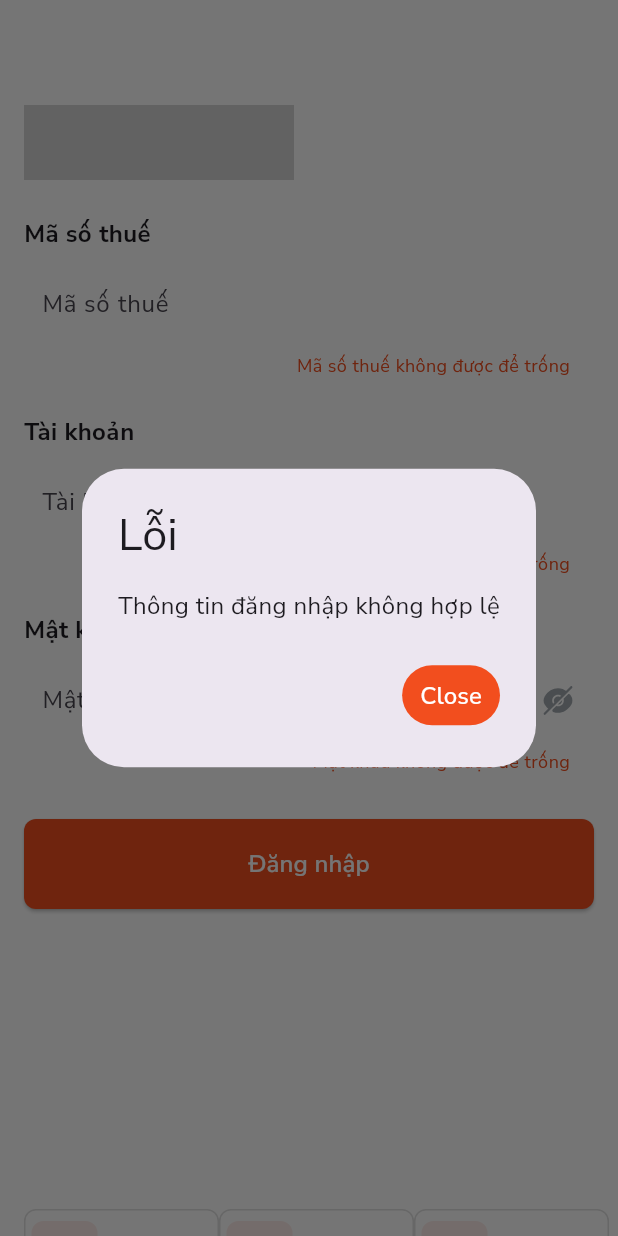
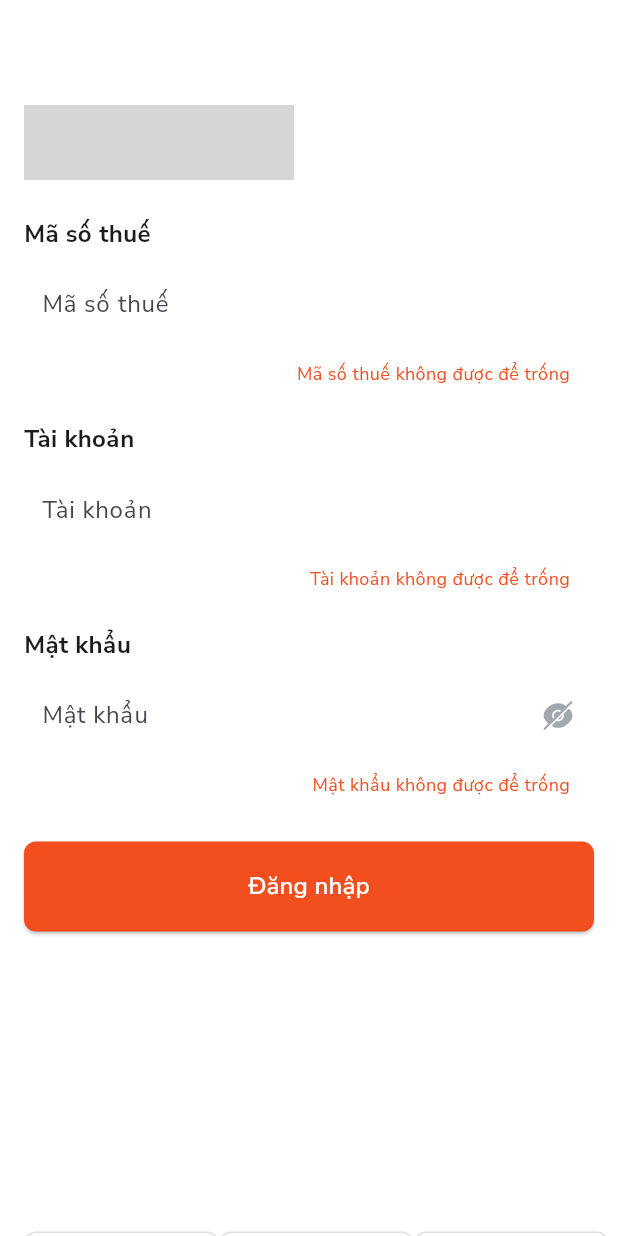
Before and after one commit to ThoThon/app_crud_getx, a Flutter app: the screen it shows after launch, after a tap on "Đăng nhập", on a phone screen of 412 x 824 dp. Run offline on Flutter 3.47's test engine with Material 3 defaults, Android fonts, the phone set to English and light mode, and no system bars; our stand-ins replace flutter_svg, google_fonts, hive, hive_flutter; accounts and stored records are empty; grey boxes are pictures that could not be loaded.

Commit message:
design by app_crud

```diff
--- a/lib/home/ui/home_screen.dart
+++ b/lib/home/ui/home_screen.dart
@@ -1,5 +1,6 @@
 import 'package:flutter/material.dart';
 
+import '../../login/controller/login_controller.dart';
 import '../../routes/app_routes.dart';
 
 class HomeScreen extends StatefulWidget {
@@ -10,19 +11,15 @@ class HomeScreen extends StatefulWidget {
 }
 
 class _HomeScreenState extends State<HomeScreen> {
+  final _controller = LoginController();
+
   @override
   Widget build(BuildContext context) {
     return Scaffold(
-      backgroundColor: Colors.white,
-      body: _buildBodyPage(context),
-    );
-  }
-
-  Widget _buildBodyPage(BuildContext context) {
-    return Container(
-      child: Center(
+      body: Center(
         child: ElevatedButton(
           onPressed: () {
+            _controller.logout();
             Navigator.pushNamedAndRemoveUntil(
               context,
               Routes.login,
--- a/lib/login/controller/login_controller.dart
+++ b/lib/login/controller/login_controller.dart
@@ -1,14 +1,42 @@
 import 'package:flutter/material.dart';
+
+import '../../models/login/login_info.dart';
+import '../../models/login/login_storage.dart';
 
 class LoginController {
   final TextEditingController taxController = TextEditingController();
   final TextEditingController usernameController = TextEditingController();
   final TextEditingController passwordController = TextEditingController();
 
-  bool checkLogin() {
-    return taxController.text.trim() == "1111111111" &&
-        usernameController.text.trim() == "demo" &&
-        passwordController.text.trim() == "123456";
+  void loadSavedLogin() {
+    final stored = LoginStorage.getLoginInfo();
+    if (stored != null) {
+      taxController.text = stored.taxCode;
+      usernameController.text = stored.username;
+      passwordController.text = stored.password;
+    }
+  }
+
+  Future<bool> login() async {
+    final tax = taxController.text.trim();
+    final user = usernameController.text.trim();
+    final pass = passwordController.text.trim();
+
+    if (tax == "1111111111" && user == "demo" && pass == "123456") {
+      final info = LoginInfo(
+        username: user,
+        password: pass,
+        taxCode: tax,
+      );
+      await LoginStorage.saveLoginInfo(info);
+
+      return true;
+    }
+    return false;
+  }
+
+  Future<void> logout() async {
+    await LoginStorage.clearLoginInfo();
   }
 
   void dispose() {
--- a/lib/login/ui/login_screen.dart
+++ b/lib/login/ui/login_screen.dart
@@ -19,14 +19,22 @@ class _LoginScreenState extends State<LoginScreen> {
   final _formKey = GlobalKey<FormState>();
 
   @override
+  initState() {
+    super.initState();
+    controller.loadSavedLogin();
+  }
+
+  @override
   void dispose() {
     controller.dispose();
     super.dispose();
   }
 
-  void _onLoginPressed() {
+  void _onLoginPressed() async {
     if (_formKey.currentState?.validate() ?? false) {
-      if (controller.checkLogin()) {
+      final success = await controller.login();
+      if (!mounted) return;
+      if (success) {
         Navigator.pushNamedAndRemoveUntil(
             context, Routes.home, (route) => false);
       } else {
--- a/lib/login/ui/widgets/input_field.dart
+++ b/lib/login/ui/widgets/input_field.dart
@@ -27,106 +27,105 @@ class InputField extends StatefulWidget {
 }
 
 class _InputFieldState extends State<InputField> {
-  bool showSuffix = true;
-  String inputText = '';
-  String? errorMessage;
+  bool _obscure = true;
+  String _inputText = '';
+  String? _errorMessage;
 
   @override
   Widget build(BuildContext context) {
-    return Container(
+    return Padding(
       padding: const EdgeInsets.symmetric(horizontal: 16),
       child: Column(
         crossAxisAlignment: CrossAxisAlignment.start,
         children: [
-          // Label
           Text(
             widget.label,
             style: const TextStyle(fontSize: 16, fontWeight: FontWeight.bold),
           ),
           const SizedBox(height: 8),
-
           TextFormField(
             controller: widget.controller,
-            obscureText: widget.showPassword ? showSuffix : false,
+            obscureText: widget.showPassword ? _obscure : false,
             obscuringCharacter: '*',
             cursorColor: const Color(0xFFf24e1e),
-            keyboardType:
-                widget.inputFormatter != null ? TextInputType.number : null,
+            keyboardType: widget.inputFormatter != null
+                ? TextInputType.number
+                : TextInputType.text,
             inputFormatters: widget.inputFormatter,
             decoration: InputDecoration(
               hintText: widget.hintText,
+              contentPadding:
+                  const EdgeInsets.symmetric(horizontal: 12, vertical: 16),
               enabledBorder: InputBorder.none,
               focusedBorder: OutlineInputBorder(
                 borderRadius: BorderRadius.circular(10),
                 borderSide:
                     const BorderSide(color: Color(0xFFf24e1e), width: 2),
               ),
-              contentPadding:
-                  const EdgeInsets.symmetric(horizontal: 12, vertical: 16),
-              suffixIcon: widget.showPassword
-                  ? IconButton(
-                      onPressed: () {
-                        setState(() {
-                          showSuffix = !showSuffix;
-                        });
-                      },
-                      icon: SvgPicture.asset(
-                        showSuffix
-                            ? 'assets/icons/eyeclose.svg'
-                            : 'assets/icons/eyeopen.svg',
-                        width: 24,
-                        height: 24,
-                      ),
-                    )
-                  : (inputText.isNotEmpty && widget.clearIconAsset != null)
-                      ? IconButton(
-                          onPressed: () {
-                            setState(() {
-                              widget.controller.clear();
-                              inputText = '';
-                            });
-                          },
-                          icon: SvgPicture.asset(
-                            widget.clearIconAsset!,
-                            width: 24,
-                            height: 24,
-                          ),
-                        )
-                      : null,
+              errorStyle: const TextStyle(height: 0, fontSize: 0),
+              errorBorder: InputBorder.none,
+              focusedErrorBorder: OutlineInputBorder(
+                borderRadius: BorderRadius.circular(10),
+                borderSide:
+                    const BorderSide(color: Color(0xFFf24e1e), width: 2),
+              ),
+              suffixIcon: _buildSuffixIcon(),
             ),
-            onChanged: (value) {
-              setState(() {
-                inputText = value;
-              });
-            },
+            onChanged: (value) => setState(() => _inputText = value),
             validator: (value) {
               final result = widget.validator?.call(value);
-              setState(() {
-                errorMessage = result;
-              });
-              return null;
+              setState(
+                () => _errorMessage = result,
+              );
+              return result;
             },
           ),
-
           const SizedBox(height: 4),
-
-          errorMessage != null && errorMessage!.isNotEmpty
-              ? Padding(
-                  padding: const EdgeInsets.only(right: 16),
-                  child: Align(
-                    alignment: Alignment.centerRight,
-                    child: Text(
-                      errorMessage!,
-                      style: const TextStyle(
-                        fontSize: 12,
-                        color: Color(0xFFf24e1e),
-                      ),
-                    ),
+          if (_errorMessage != null && _errorMessage!.isNotEmpty)
+            Padding(
+              padding: const EdgeInsets.only(right: 16),
+              child: Align(
+                alignment: Alignment.centerRight,
+                child: Text(
+                  _errorMessage!,
+                  style: const TextStyle(
+                    fontSize: 12,
+                    color: Color(0xFFf24e1e),
                   ),
-                )
-              : const SizedBox(),
+                ),
+              ),
+            ),
         ],
       ),
     );
   }
+
+  Widget? _buildSuffixIcon() {
+    if (widget.showPassword) {
+      return IconButton(
+        onPressed: () => setState(() => _obscure = !_obscure),
+        icon: SvgPicture.asset(
+          _obscure ? 'assets/icons/eyeclose.svg' : 'assets/icons/eyeopen.svg',
+          width: 24,
+          height: 24,
+        ),
+      );
+    }
+
+    if (_inputText.isNotEmpty && widget.clearIconAsset != null) {
+      return IconButton(
+        onPressed: () {
+          widget.controller.clear();
+          setState(() => _inputText = '');
+        },
+        icon: SvgPicture.asset(
+          widget.clearIconAsset!,
+          width: 24,
+          height: 24,
+        ),
+      );
+    }
+
+    return null;
+  }
 }
--- a/lib/main.dart
+++ b/lib/main.dart
@@ -1,14 +1,24 @@
-import 'package:app_crud_getx/routes/app_pages.dart';
-import 'package:app_crud_getx/routes/app_routes.dart';
+import 'package:app_crud_getx/services/hive_storage.dart';
 import 'package:flutter/material.dart';
 import 'package:google_fonts/google_fonts.dart';
 
-void main() {
-  runApp(const MyApp());
+import 'models/login/login_storage.dart';
+import 'routes/app_pages.dart';
+import 'routes/app_routes.dart';
+
+void main() async {
+  WidgetsFlutterBinding.ensureInitialized();
+
+  await HiveStorage.init();
+
+  final bool hasLogin = LoginStorage.isLoggedIn;
+
+  runApp(MyApp(initialRoute: hasLogin ? Routes.home : Routes.login));
 }
 
 class MyApp extends StatelessWidget {
-  const MyApp({super.key});
+  final String initialRoute;
+  const MyApp({super.key, required this.initialRoute});
 
   @override
   Widget build(BuildContext context) {
@@ -16,7 +26,7 @@ class MyApp extends StatelessWidget {
       theme: ThemeData(
         textTheme: GoogleFonts.nunitoSansTextTheme(),
       ),
-      initialRoute: Routes.login,
+      initialRoute: initialRoute,
       routes: AppPages.routes,
     );
   }
--- /dev/null
+++ b/lib/models/login/login_info.dart
@@ -0,0 +1,21 @@
+import 'package:hive/hive.dart';
+
+part 'login_info.g.dart';
+
+@HiveType(typeId: 0)
+class LoginInfo {
+  @HiveField(0)
+  final String username;
+
+  @HiveField(1)
+  final String password;
+
+  @HiveField(2)
+  final String taxCode;
+
+  LoginInfo({
+    required this.username,
+    required this.password,
+    required this.taxCode,
+  });
+}
--- /dev/null
+++ b/lib/models/login/login_storage.dart
@@ -0,0 +1,30 @@
+import 'package:hive/hive.dart';
+
+import 'login_info.dart';
+
+class LoginStorage {
+  static const String boxName = 'loginBox';
+  static const String keyUserLogin = 'user_login';
+
+  static Box<LoginInfo> get _box => Hive.box<LoginInfo>(boxName);
+
+  static Future<void> saveLoginInfo(LoginInfo info) async {
+    await _box.put(keyUserLogin, info);
+  }
+
+  static LoginInfo? getLoginInfo() {
+    return _box.get(keyUserLogin);
+  }
+
+  static Future<void> clearLoginInfo() async {
+    await _box.delete(keyUserLogin);
+  }
+
+  static bool get isLoggedIn {
+    final info = getLoginInfo();
+    return info != null &&
+        info.username.trim().isNotEmpty &&
+        info.password.trim().isNotEmpty &&
+        info.taxCode.trim().isNotEmpty;
+  }
+}
--- /dev/null
+++ b/lib/services/hive_storage.dart
@@ -0,0 +1,14 @@
+import 'package:hive_flutter/hive_flutter.dart';
+
+import '../models/login/login_info.dart';
+import '../models/login/login_storage.dart';
+
+class HiveStorage {
+  static Future<void> init() async {
+    await Hive.initFlutter();
+
+    Hive.registerAdapter(LoginInfoAdapter());
+
+    await Hive.openBox<LoginInfo>(LoginStorage.boxName);
+  }
+}
--- a/pubspec.yaml
+++ b/pubspec.yaml
@@ -10,6 +10,9 @@ dependencies:
     sdk: flutter
   cupertino_icons: ^1.0.6
   flutter_svg: ^2.0.7
+  hive: 2.2.3
+  hive_flutter: 1.1.0
+  get: 4.6.6
   google_fonts: ^6.1.0
 
 
@@ -17,6 +20,8 @@ dev_dependencies:
   flutter_test:
     sdk: flutter
   flutter_lints: ^3.0.0
+  hive_generator: 2.0.1
+  build_runner: 2.4.6
 flutter:
   uses-material-design: true
   assets:
```
Also changed, not shown: lib/models/login/login_info.g.dart (added), pubspec.lock.
